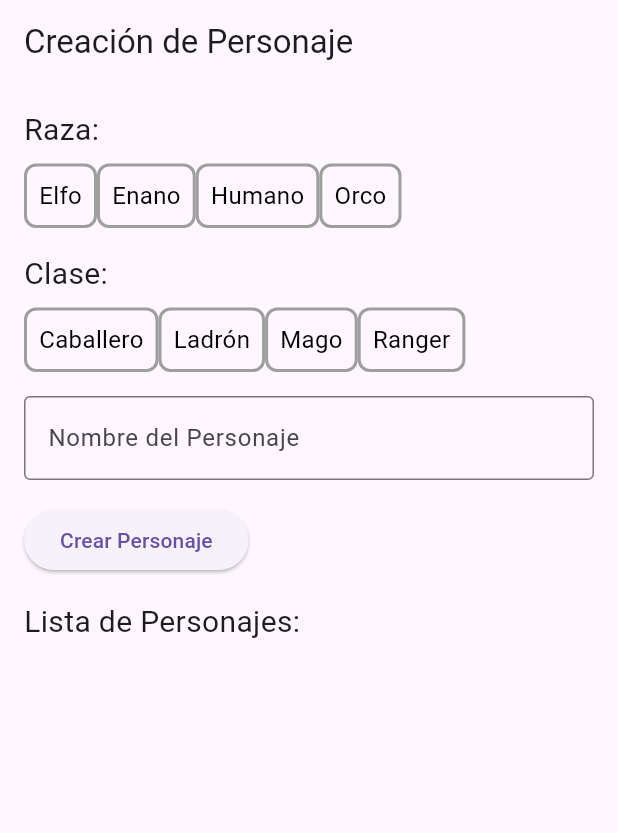
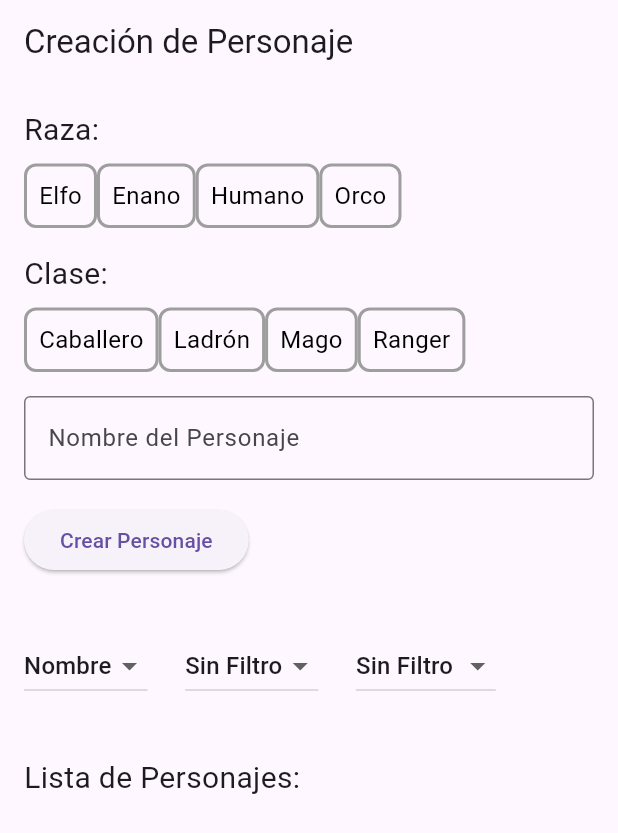
Before and after one commit to emanuelugr/ds, a Flutter app: the screen it shows after launch, on a phone screen of 412 x 824 dp. Shown: the top 833 px of the screen. Run offline on Flutter 3.47's test engine with Material 3 defaults, Android fonts, the phone set to English and light mode, and no system bars.

Commit message:
Ordenacion y filtrado de los personajes

```diff
--- a/Practica 2/ej4_creador_personajes/lib/Razas/razas.dart
+++ b/Practica 2/ej4_creador_personajes/lib/Razas/razas.dart
@@ -4,7 +4,7 @@ import 'package:ej4_creador_personajes/Clases/clasesbuilder.dart';
 import 'package:ej4_creador_personajes/Razas/PersonajeBuilder.dart';
 
 class HumanoBuilder extends PersonajeBuilder{
-  static String RAZA = "humano";
+  static String RAZA = "Humano";
 
   HumanoBuilder(ClaseBuilder claseBuilder) : super(claseBuilder){
     raza = RAZA;
@@ -13,7 +13,7 @@ class HumanoBuilder extends PersonajeBuilder{
 }
 
 class ElfoBuilder extends PersonajeBuilder{
-  static String RAZA = "elfo";
+  static String RAZA = "Elfo";
 
   ElfoBuilder(ClaseBuilder claseBuilder) : super(claseBuilder){
     raza = RAZA;
@@ -22,7 +22,7 @@ class ElfoBuilder extends PersonajeBuilder{
 }
 
 class EnanoBuilder extends PersonajeBuilder{
-  static String RAZA = "enano";
+  static String RAZA = "Enano";
 
   EnanoBuilder(ClaseBuilder claseBuilder) : super(claseBuilder){
     raza = RAZA;
@@ -31,7 +31,7 @@ class EnanoBuilder extends PersonajeBuilder{
 }
 
 class OrcoBuilder extends PersonajeBuilder{
-  static String RAZA = "orco";
+  static String RAZA = "Orco";
 
   OrcoBuilder(ClaseBuilder claseBuilder) : super(claseBuilder){
     raza = RAZA;
--- a/Practica 2/ej4_creador_personajes/lib/main.dart
+++ b/Practica 2/ej4_creador_personajes/lib/main.dart
@@ -2,6 +2,7 @@ import 'package:ej4_creador_personajes/Clases/clases.dart';
 import 'package:ej4_creador_personajes/Clases/clasesbuilder.dart';
 import 'package:ej4_creador_personajes/Razas/PersonajeBuilder.dart';
 import 'package:ej4_creador_personajes/Razas/razas.dart';
+import 'package:ej4_creador_personajes/Razas/Personaje.dart';
 import 'package:flutter/material.dart';
 import 'package:ej4_creador_personajes/fachada.dart';
 import 'package:ej4_creador_personajes/gestorPersonajes.dart';
@@ -35,6 +36,11 @@ class _CreadorDePersonajesState extends State<CreadorDePersonajes> {
   String selectedRace = '';
   String selectedClass = '';
   String characterName = '';
+
+  // Variables para ordenar y filtrar
+  String orderBy = 'Nombre';          // Por defecto ordenar por nombre
+  String filterByRace = '';
+  String filterByClass = '';
 
   void _crearPersonaje() {
     //Clase
@@ -94,10 +100,28 @@ class _CreadorDePersonajesState extends State<CreadorDePersonajes> {
   }
 
   Widget _buildListaPersonajes() {
+    // Aplicar filtro
+    List<Personaje> filteredList = gestor.personajes;
+    if (filterByRace.isNotEmpty) {
+      filteredList = filteredList.where((p) => p.raza == filterByRace).toList();
+    }
+    if (filterByClass.isNotEmpty) {
+      filteredList = filteredList.where((p) => p.clase == filterByClass).toList();
+    }
+
+    // Aplicar orden
+    if (orderBy == 'Nombre') {
+      filteredList.sort((a, b) => a.nombre.compareTo(b.nombre));
+    } else if (orderBy == 'Raza') {
+      filteredList.sort((a, b) => a.raza.compareTo(b.raza));
+    } else if (orderBy == 'Clase') {
+      filteredList.sort((a, b) => a.clase.compareTo(b.clase));
+    }
+
     return ListView.builder(
-      itemCount: gestor.getLength(),
+      itemCount: filteredList.length,
       itemBuilder: (context, index) {
-        final personaje = gestor.getPersonaje(index);
+        final personaje = filteredList[index];
         return Container(
           child: Row(
             mainAxisAlignment: MainAxisAlignment.center,
@@ -249,9 +273,61 @@ class _CreadorDePersonajesState extends State<CreadorDePersonajes> {
             },
             child: const Text('Crear Personaje'),
           ),
-          const SizedBox(height: 16.0),
-          const Text(
-            'Lista de Personajes:',
+          const SizedBox(height: 36.0),
+          Row(
+            children: [
+              Row(
+                children: [
+                  DropdownButton<String>(
+                    value: orderBy,
+                    onChanged: (newValue) {
+                      setState(() {
+                        orderBy = newValue!;
+                      });
+                    },
+                    items: ['Nombre', 'Raza', 'Clase'].map((String value) {
+                      return DropdownMenuItem<String>(
+                        value: value,
+                        child: Text(value),
+                      );
+                    }).toList(),
+                  ),
+                  const SizedBox(width: 25.0),
+                  DropdownButton<String>(
+                    value: filterByRace,
+                    onChanged: (newValue) {
+                      setState(() {
+                        filterByRace = newValue!;
+                      });
+                    },
+                    items: ['', 'Elfo', 'Enano', 'Humano', 'Orco'].map((String value) {
+                      return DropdownMenuItem<String>(
+                        value: value,
+                        child: Text(value.isEmpty ? 'Sin Filtro' : value),
+                      );
+                    }).toList(),
+                  ),
+                  const SizedBox(width: 25.0),
+                  DropdownButton<String>(
+                    value: filterByClass,
+                    onChanged: (newValue) {
+                      setState(() {
+                        filterByClass = newValue!;
+                      });
+                    },
+                    items: ['', 'Caballero', 'Ladron', 'Mago', 'Ranger'].map((String value) {
+                      return DropdownMenuItem<String>(
+                        value: value,
+                        child: Text(value.isEmpty ? 'Sin Filtro' : value),
+                      );
+                    }).toList(),
+                  ),
+                ],
+              ),
+            ],
+          ),
+          const SizedBox(height: 36.0),
+          const Text('Lista de Personajes:',
             style: TextStyle(fontSize: 20.0),
           ),
           // Aquí se muestra la lista de personajes
@@ -343,13 +419,9 @@ class CharacterDetailsScreen extends StatelessWidget {
   @override
   Widget build(BuildContext context) {
     // Obtener el personaje creado utilizando la fachada
-    //  final personaje = Fachada.getInstancia().getProductoLast();
-
     final personaje = GestorPersonajes.getInstancia().getPersonaje(index);
-    final nomRaza = personaje.raza.substring(0, 1).toUpperCase() +
-        personaje.raza.substring(1);
-    final nomClase = personaje.clase.substring(0, 1).toUpperCase() +
-        personaje.clase.substring(1);
+    final nomRaza = personaje.raza;
+    final nomClase = personaje.clase;
 
     return Scaffold(
       appBar: AppBar(
@@ -380,20 +452,13 @@ class CharacterDetailsScreen extends StatelessWidget {
               ),
             ),
             const SizedBox(height: 6),
-            buildLineaAtributo(
-                'Fuerza', personaje.primaryAttr['Fuerza']!.toString()),
-            buildLineaAtributo(
-                'Destreza', personaje.primaryAttr['Destreza']!.toString()),
-            buildLineaAtributo('Resistencia',
-                personaje.primaryAttr['Resistencia']!.toString()),
-            buildLineaAtributo('Inteligencia',
-                personaje.primaryAttr['Inteligencia']!.toString()),
-            buildLineaAtributo(
-                'Sabiduría', personaje.primaryAttr['Sabiduria']!.toString()),
-            buildLineaAtributo(
-                'Carisma', personaje.primaryAttr['Carisma']!.toString()),
-            buildLineaAtributo(
-                'Percepción', personaje.primaryAttr['Percepcion']!.toString()),
+            buildLineaAtributo('Fuerza', personaje.primaryAttr['Fuerza']!.toString()),
+            buildLineaAtributo('Destreza', personaje.primaryAttr['Destreza']!.toString()),
+            buildLineaAtributo('Resistencia',personaje.primaryAttr['Resistencia']!.toString()),
+            buildLineaAtributo('Inteligencia',personaje.primaryAttr['Inteligencia']!.toString()),
+            buildLineaAtributo('Sabiduría', personaje.primaryAttr['Sabiduria']!.toString()),
+            buildLineaAtributo('Carisma', personaje.primaryAttr['Carisma']!.toString()),
+            buildLineaAtributo('Percepción', personaje.primaryAttr['Percepcion']!.toString()),
             const SizedBox(height: 10),
             const Divider(
               thickness: 2,
@@ -407,22 +472,14 @@ class CharacterDetailsScreen extends StatelessWidget {
               ),
             ),
             const SizedBox(height: 6),
-            buildLineaAtributo(
-                'Vida', personaje.secondaryAttr['Vida']!.toString()),
-            buildLineaAtributo(
-                'Estamina', personaje.secondaryAttr['Estamina']!.toString()),
-            buildLineaAtributo(
-                'Mana', personaje.secondaryAttr['Mana']!.toString()),
-            buildLineaAtributo('Persuasión',
-                personaje.secondaryAttr['Persuasion']!.toString()),
-            buildLineaAtributo(
-                'Agilidad', personaje.secondaryAttr['Agilidad']!.toString()),
-            buildLineaAtributo('Intimidación',
-                personaje.secondaryAttr['Intimidacion']!.toString()),
-            buildLineaAtributo(
-                'Crítico', personaje.secondaryAttr['Critico']!.toString()),
-            buildLineaAtributo(
-                'Puntería', personaje.secondaryAttr['Punteria']!.toString()),
+            buildLineaAtributo('Vida', personaje.secondaryAttr['Vida']!.toString()),
+            buildLineaAtributo('Estamina', personaje.secondaryAttr['Estamina']!.toString()),
+            buildLineaAtributo('Mana', personaje.secondaryAttr['Mana']!.toString()),
+            buildLineaAtributo('Persuasión',personaje.secondaryAttr['Persuasion']!.toString()),
+            buildLineaAtributo('Agilidad', personaje.secondaryAttr['Agilidad']!.toString()),
+            buildLineaAtributo('Intimidación',personaje.secondaryAttr['Intimidacion']!.toString()),
+            buildLineaAtributo('Crítico', personaje.secondaryAttr['Critico']!.toString()),
+            buildLineaAtributo('Puntería', personaje.secondaryAttr['Punteria']!.toString()),
           ],
         ),
       ),
```
Also changed, not shown: Practica 2/ej4_creador_personajes/lib/Clases/clases.dart (+4 -4 lines).
